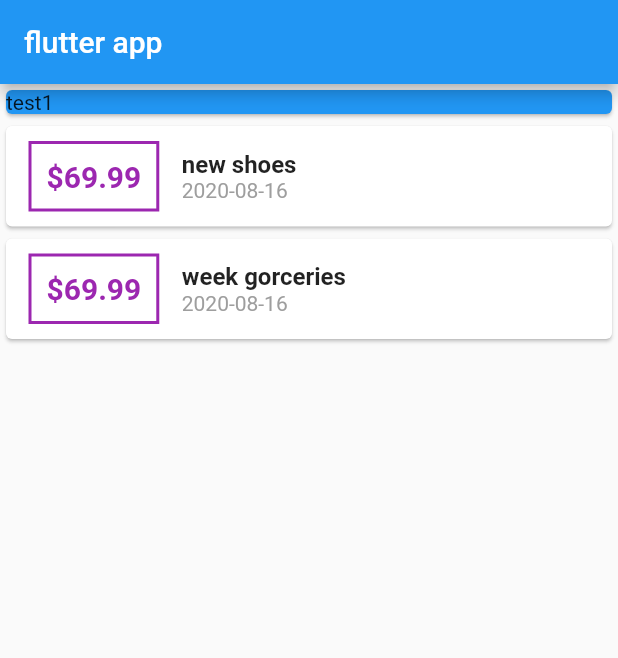
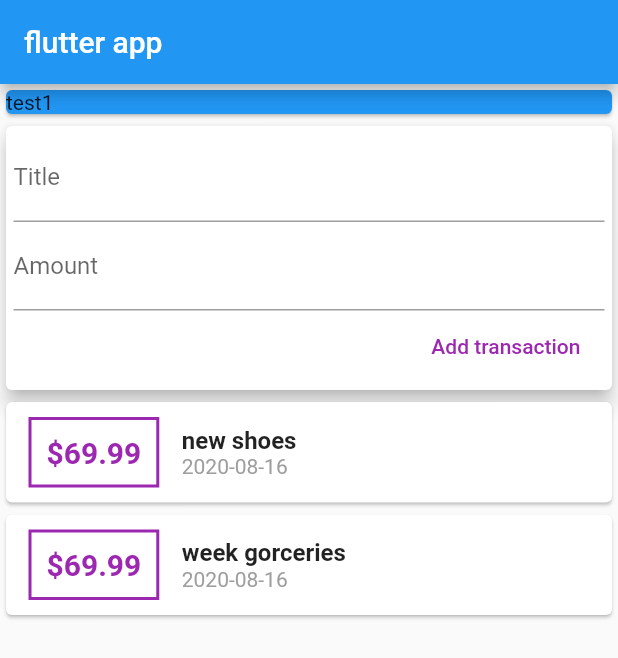
Before and after one commit to cwnga2/flutter_complete_guide, a Flutter app: the screen it shows after launch, on a phone screen of 412 x 824 dp. Shown: the top 658 px of the screen. Run offline on Flutter 3.47's test engine with Material 2 defaults, Android fonts, the phone set to English and light mode, and no system bars.

Commit message:
83. Adding Text Input Widgets (TextField)

```diff
--- a/lib/main.dart
+++ b/lib/main.dart
@@ -38,6 +38,27 @@ class MyHomePage extends StatelessWidget {
             Container(
               width: double.infinity,
               child: Card(color: Colors.blue, child: Text("test1")),
+            ),
+            Card(
+              elevation: 5,
+              child: Container(
+                padding: EdgeInsets.all(5),
+                child: Column(
+                    crossAxisAlignment: CrossAxisAlignment.end,
+                    children: [
+                      TextField(
+                        decoration: InputDecoration(labelText: 'Title'),
+                      ),
+                      TextField(
+                        decoration: InputDecoration(labelText: 'Amount'),
+                      ),
+                      FlatButton(
+                        child: Text('Add transaction'),
+                        onPressed: () {},
+                        textColor: Colors.purple,
+                      )
+                    ]),
+              ),
             ),
             Column(
                 children: transactions.map((tx) {
```
